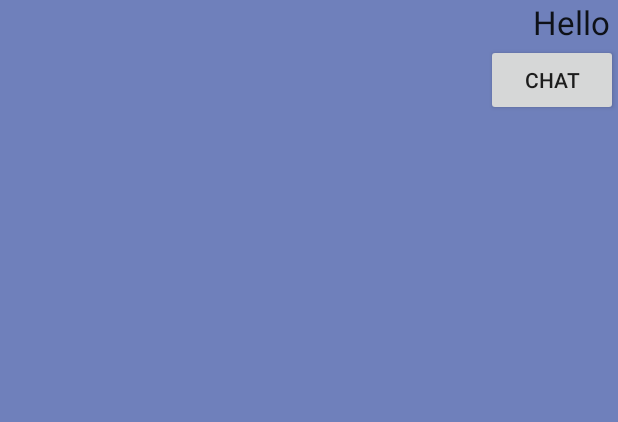
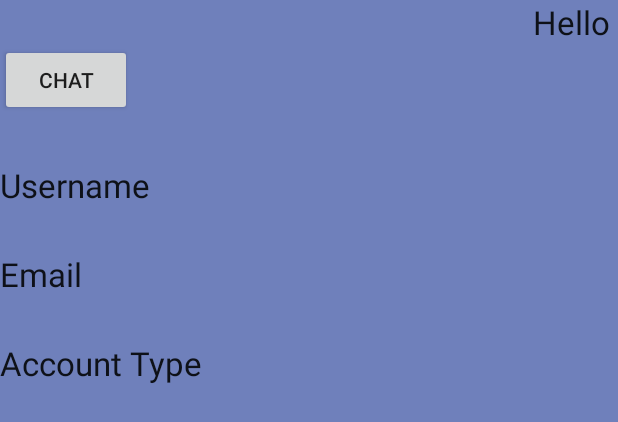
Before and after one commit to nekanayaka/Chat_Away, an Android app: the layout activity_profile.xml on its own in the app's theme, with its tools: preview values and no code run, on a phone screen of 412 x 824 dp. Shown: the top 422 px of the screen. Run offline under Robolectric (Android 15) with nearby library versions, the phone set to English and light mode, and no system bars.

Commit message:
Sign in Activity now passes the email and account level and show up on the profile activity.

```diff
--- a/Chat_Away_v2/app/src/main/java/net/ddns/nimna/chat_away_v2/ProfileActivity.java
+++ b/Chat_Away_v2/app/src/main/java/net/ddns/nimna/chat_away_v2/ProfileActivity.java
@@ -19,6 +19,9 @@ import android.widget.Toast;
 public class ProfileActivity extends AppCompatActivity {
 
     private TextView tvUsernameProfile;
+    private TextView tvUsernameProfileAccount;
+    private TextView tvEmailProfile;
+    private TextView tvAccountLevelProfile;
     private String username;
     private Button btnChat;
     private ProgressDialog mProgressDialog;
@@ -30,9 +33,17 @@ public class ProfileActivity extends AppCompatActivity {
         setContentView(R.layout.activity_profile);
         Bundle extra = getIntent().getExtras();
         username = extra.getString("username");
+        String email = extra.getString("email");
+        String accountLevel = extra.getString("accountLevel");
         tvUsernameProfile = (TextView)findViewById(R.id.tvUsernameProfile);
+        tvUsernameProfileAccount = (TextView)findViewById(R.id.tvUsernameProfileAccount);
+        tvEmailProfile = (TextView)findViewById(R.id.tvEmailProfile);
+        tvAccountLevelProfile = (TextView)findViewById(R.id.tvAccountLevelProfile);
         //Intent intent = getIntent();
         tvUsernameProfile.setText(username + "!");
+        tvUsernameProfileAccount.setText(username);
+        tvEmailProfile.setText(email);
+        tvAccountLevelProfile.setText(accountLevel);
         btnChat = (Button)findViewById(R.id.btnChat);
         btnChat.setOnClickListener(new View.OnClickListener() {
             @Override
--- a/Chat_Away_v2/app/src/main/java/net/ddns/nimna/chat_away_v2/SigninActivity.java
+++ b/Chat_Away_v2/app/src/main/java/net/ddns/nimna/chat_away_v2/SigninActivity.java
@@ -68,6 +68,8 @@ public class SigninActivity extends AppCompatActivity {
                     Intent i = new Intent(SigninActivity.this, ProfileActivity.class);
                     final Intent serviceIntent = new Intent(getApplicationContext(), MessageService.class);
                     i.putExtra("username", user.getUserName());
+                    i.putExtra("email", user.getEmail());
+                    i.putExtra("accountLevel", user.getAccountLevel());
                     serviceIntent.putExtra("username", user.getUserName());
                     startActivity(i);
                     startService(serviceIntent);
--- a/Chat_Away_v2/app/src/main/res/layout/activity_profile.xml
+++ b/Chat_Away_v2/app/src/main/res/layout/activity_profile.xml
@@ -27,7 +27,76 @@
         android:text="Chat"
         android:id="@+id/btnChat"
         android:layout_below="@+id/textView"
-        android:layout_alignRight="@+id/textView"
-        android:layout_alignEnd="@+id/textView" />
+        android:layout_alignParentLeft="true"
+        android:layout_alignParentStart="true" />
+
+    <RelativeLayout
+        android:layout_width="match_parent"
+        android:layout_height="match_parent"
+        android:layout_below="@+id/btnChat"
+        android:layout_alignParentLeft="true"
+        android:layout_alignParentStart="true"
+        android:id="@+id/accountInfo"
+        android:onClick="bttnAccount_Click">
+
+        <TextView
+            android:layout_width="wrap_content"
+            android:layout_height="wrap_content"
+            android:textAppearance="?android:attr/textAppearanceLarge"
+            android:text="Username"
+            android:id="@+id/textView2"
+            android:layout_alignParentTop="true"
+            android:layout_alignParentLeft="true"
+            android:layout_alignParentStart="true"
+            android:layout_marginTop="31dp" />
+
+        <TextView
+            android:layout_width="wrap_content"
+            android:layout_height="wrap_content"
+            android:textAppearance="?android:attr/textAppearanceLarge"
+            android:id="@+id/tvUsernameProfileAccount"
+            android:layout_alignBottom="@+id/textView2"
+            android:layout_centerHorizontal="true" />
+
+        <TextView
+            android:layout_width="wrap_content"
+            android:layout_height="wrap_content"
+            android:textAppearance="?android:attr/textAppearanceLarge"
+            android:text="Email"
+            android:id="@+id/textView3"
+            android:layout_below="@+id/textView2"
+            android:layout_alignParentLeft="true"
+            android:layout_alignParentStart="true"
+            android:layout_marginTop="30dp" />
+
+        <TextView
+            android:layout_width="wrap_content"
+            android:layout_height="wrap_content"
+            android:textAppearance="?android:attr/textAppearanceLarge"
+            android:id="@+id/tvEmailProfile"
+            android:layout_alignBottom="@+id/textView3"
+            android:layout_alignLeft="@+id/tvUsernameProfileAccount"
+            android:layout_alignStart="@+id/tvUsernameProfileAccount" />
+
+        <TextView
+            android:layout_width="wrap_content"
+            android:layout_height="wrap_content"
+            android:textAppearance="?android:attr/textAppearanceLarge"
+            android:text="Account Type"
+            android:id="@+id/textView4"
+            android:layout_below="@+id/textView3"
+            android:layout_alignParentLeft="true"
+            android:layout_alignParentStart="true"
+            android:layout_marginTop="30dp" />
+
+        <TextView
+            android:layout_width="wrap_content"
+            android:layout_height="wrap_content"
+            android:textAppearance="?android:attr/textAppearanceLarge"
+            android:id="@+id/tvAccountLevelProfile"
+            android:layout_alignBottom="@+id/textView4"
+            android:layout_alignLeft="@+id/tvEmailProfile"
+            android:layout_alignStart="@+id/tvEmailProfile" />
+    </RelativeLayout>
 
 </RelativeLayout>
```
